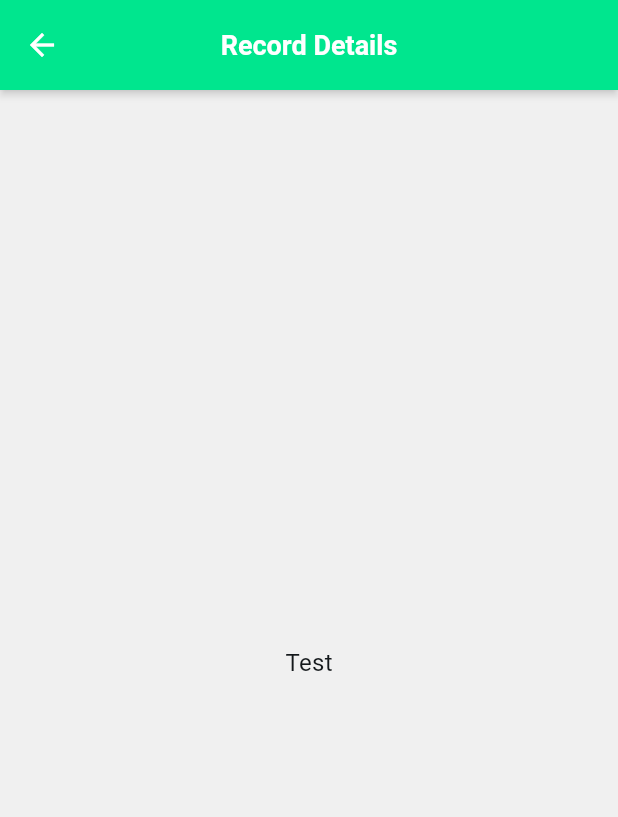
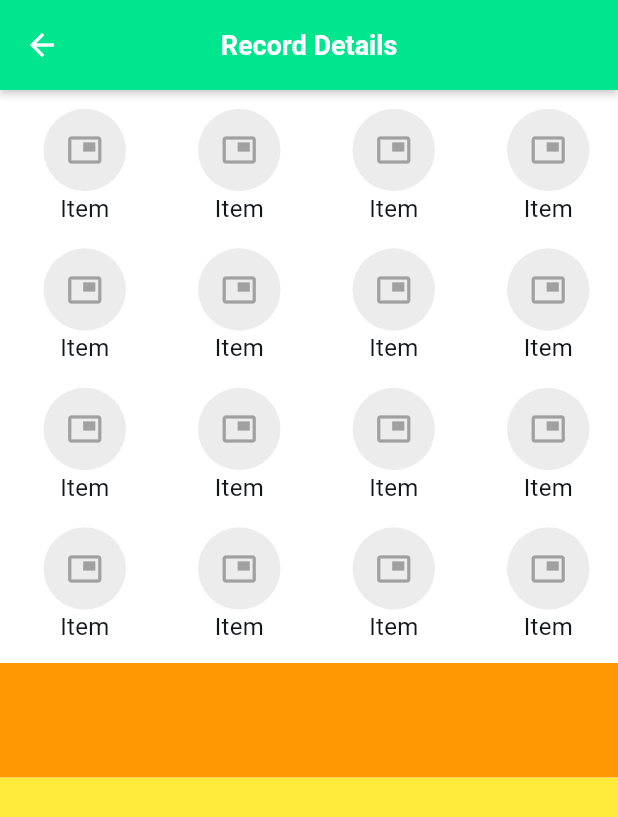
Before and after one commit to saturd67/coin_log, a Flutter app: the RecordDetails screen opened directly, on a phone screen of 412 x 824 dp. Shown: the top 817 px of the screen. Run offline on Flutter 3.47's test engine with Material 3 defaults, Android fonts, the light colour scheme and no system bars.

Commit message:
Initial commit.

```diff
--- a/lib/views/RecordDetails.dart
+++ b/lib/views/RecordDetails.dart
@@ -1,7 +1,10 @@
 import 'package:flutter/material.dart';
+import 'dart:math';
 
 
 class RecordDetails extends StatelessWidget {
+  double itemsPerColumn = 4;
+
   @override
   Widget build(BuildContext context) {
       return SafeArea(
@@ -11,9 +14,59 @@ class RecordDetails extends StatelessWidget {
             backgroundColor: Theme.of(context).colorScheme.primary,
             title: const Text("Record Details")
           ),
-            body: Center(
-              child: Text("Test")
+          body: Column(
+            mainAxisSize: MainAxisSize.max,
+            mainAxisAlignment: MainAxisAlignment.center,
+            children: [
+              Expanded(
+                flex: 5,
+                child: Container(
+                  padding: EdgeInsets.all(5),
+                  color: Theme.of(context).colorScheme.secondary,
+                  child: GridView.builder(
+                    itemCount: (itemsPerColumn * itemsPerColumn * 3).round(),
+                    gridDelegate: SliverGridDelegateWithFixedCrossAxisCount(
+                        mainAxisExtent:
+                            MediaQuery.sizeOf(context).width / itemsPerColumn.round(),
+                        crossAxisCount: itemsPerColumn.round()),
+                    scrollDirection: Axis.horizontal,
+                    physics: const PageScrollPhysics(),
+                    itemBuilder: (context, index) {
+                      debugPrint("gridView build item $index");
+                      return Column(
+                        mainAxisSize: MainAxisSize.max,
+                        mainAxisAlignment: MainAxisAlignment.center,
+                        children: [
+                          Container(
+                            width: 55,
+                            height: 55,
+                            decoration: BoxDecoration(
+                              shape: BoxShape.circle,
+                              color: Color.fromARGB(255, 236, 236, 236)
                             ),
+                            child: Icon(Icons.picture_in_picture),
+                          ),
+                          Text("Item")
+                        ],
+                      );
+                    },
+                  ),
+                ),
+              ),
+              Expanded(
+                flex: 1,
+                child: Container(
+                  color: Colors.orange
+                )
+              ),
+              Expanded(
+                flex: 4,
+                child: Container(
+                  color: Colors.yellow
+                )
+              ),
+            ],
+          )
         )
       );
 
```
Lines whose indentation alone changed are shown as unchanged.
